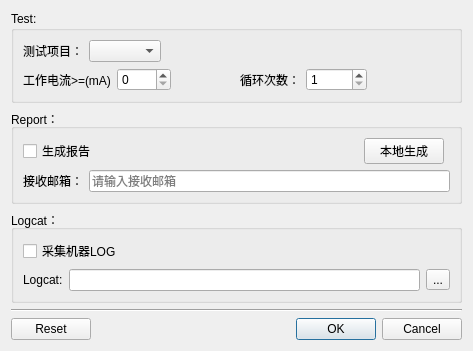
This is SubWidget/toolconfig.ui in RoadRover-AutoTest/QtDemo as Qt 5 draws it before an edit. The edited form follows.
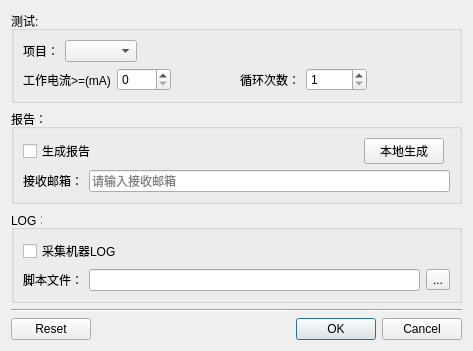
This is the edited form.

The edit to the form file:
```diff
--- a/SubWidget/toolconfig.ui
+++ b/SubWidget/toolconfig.ui
@@ -17,7 +17,7 @@
    <item row="0" column="0">
     <widget class="QGroupBox" name="groupBox">
      <property name="title">
-      <string>Test:</string>
+      <string>测试:</string>
      </property>
      <property name="flat">
       <bool>true</bool>
@@ -28,7 +28,7 @@
         <item>
          <widget class="QLabel" name="label_4">
           <property name="text">
-           <string>测试项目：</string>
+           <string>项目：</string>
           </property>
          </widget>
         </item>
@@ -121,7 +121,7 @@
    <item row="1" column="0">
     <widget class="QGroupBox" name="groupBox_2">
      <property name="title">
-      <string>Report：</string>
+      <string>报告：</string>
      </property>
      <property name="flat">
       <bool>true</bool>
@@ -181,7 +181,7 @@
    <item row="2" column="0">
     <widget class="QGroupBox" name="groupBox_3">
      <property name="title">
-      <string>Logcat：</string>
+      <string>LOG：</string>
      </property>
      <property name="flat">
       <bool>true</bool>
@@ -197,7 +197,7 @@
       <item row="1" column="0">
        <widget class="QLabel" name="label_5">
         <property name="text">
-         <string>Logcat:</string>
+         <string>脚本文件：</string>
         </property>
        </widget>
       </item>
```
